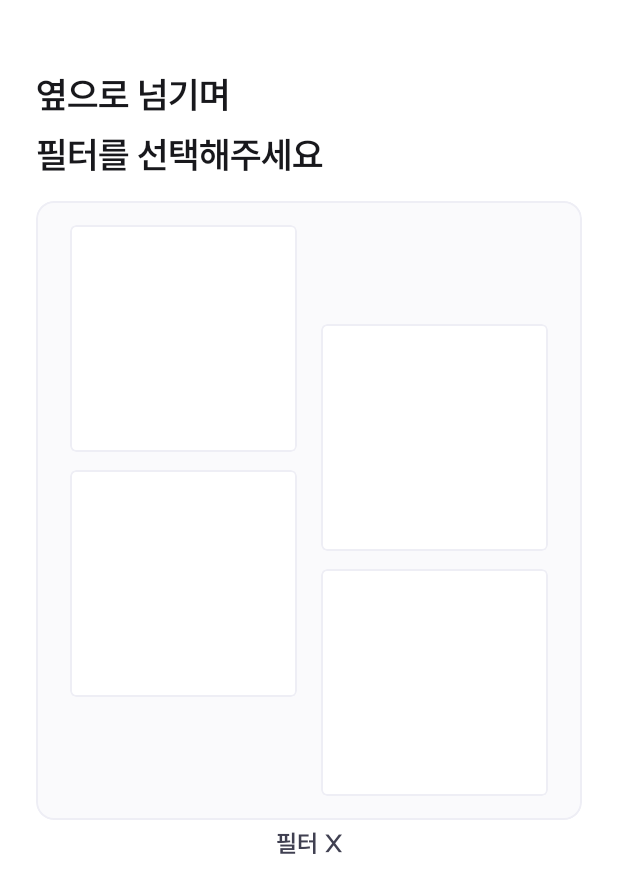
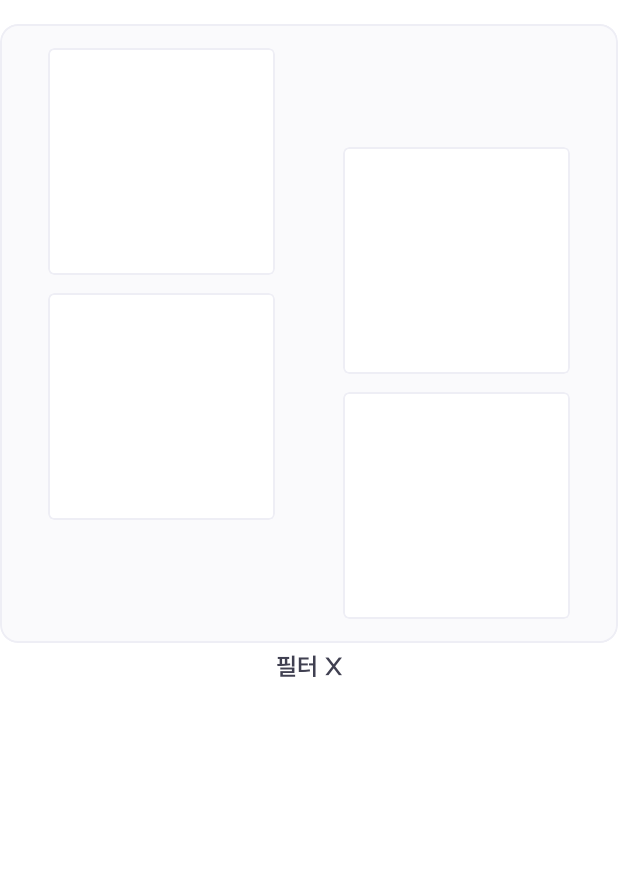
Before and after one commit to JangWoojun/Cartoon_Four_Cut, an Android app: the layout photo_frame_layout.xml on its own in the app's theme, with its tools: preview values and no code run, on a phone screen of 412 x 824 dp. Shown: the top 893 px of the screen. Run offline under Robolectric (Android 15) with nearby library versions, the phone set to English and light mode, and no system bars.

Commit message:
design: photo_frame_layout 디자인 수정

```diff
--- a/app/src/main/res/layout/photo_frame_layout.xml
+++ b/app/src/main/res/layout/photo_frame_layout.xml
@@ -6,38 +6,22 @@
     xmlns:app="http://schemas.android.com/apk/res-auto">
 
 
-    <TextView
-        android:gravity="center_vertical"
-        android:id="@+id/textView"
-        android:layout_width="wrap_content"
-        android:layout_height="wrap_content"
-        android:lineHeight="40dp"
-        android:layout_marginStart="24dp"
-        android:layout_marginTop="48dp"
-        android:fontFamily="@font/s_semibold"
-        android:text="옆으로 넘기며\n필터를 선택해주세요"
-        android:textColor="@color/gray_100"
-        android:textSize="24sp"
-        app:layout_constraintStart_toStartOf="parent"
-        app:layout_constraintTop_toTopOf="parent" />
-
     <com.google.android.material.card.MaterialCardView
         android:id="@+id/main_frame"
         android:layout_marginBottom="8dp"
         android:layout_width="match_parent"
         android:layout_height="wrap_content"
-        android:layout_marginHorizontal="24dp"
         android:layout_marginTop="16dp"
         app:cardBackgroundColor="@color/gray_20"
         app:layout_constraintEnd_toEndOf="parent"
         app:layout_constraintStart_toStartOf="parent"
-        app:layout_constraintTop_toBottomOf="@+id/textView"
+        app:layout_constraintTop_toTopOf="parent"
         app:strokeColor="@color/gray_30">
 
         <androidx.constraintlayout.widget.ConstraintLayout
             android:layout_width="match_parent"
-            android:layout_height="match_parent"
-            android:layout_marginHorizontal="15.5dp"
+            android:layout_height="wrap_content"
+            android:layout_marginHorizontal="16dp"
             android:layout_marginVertical="16dp">
 
             <androidx.constraintlayout.widget.ConstraintLayout
@@ -50,6 +34,7 @@
                 app:layout_constraintTop_toTopOf="parent" />
 
             <com.google.android.material.card.MaterialCardView
+                android:layout_marginEnd="6dp"
                 android:id="@+id/image_frame_1"
                 android:layout_width="151dp"
                 android:layout_height="151dp"
@@ -68,6 +53,7 @@
             </com.google.android.material.card.MaterialCardView>
 
             <com.google.android.material.card.MaterialCardView
+                android:layout_marginEnd="6dp"
                 android:id="@+id/image_frame_2"
                 android:layout_width="151dp"
                 android:layout_height="151dp"
@@ -88,6 +74,7 @@
 
             <com.google.android.material.card.MaterialCardView
                 android:id="@+id/image_frame_3"
+                android:layout_marginStart="6dp"
                 android:layout_width="151dp"
                 android:layout_height="151dp"
                 android:layout_marginTop="66dp"
@@ -108,6 +95,7 @@
             <com.google.android.material.card.MaterialCardView
                 android:id="@+id/image_frame_4"
                 android:layout_width="151dp"
+                android:layout_marginStart="6dp"
                 android:layout_height="151dp"
                 android:layout_marginTop="12dp"
                 app:cardBackgroundColor="@color/white"
```
